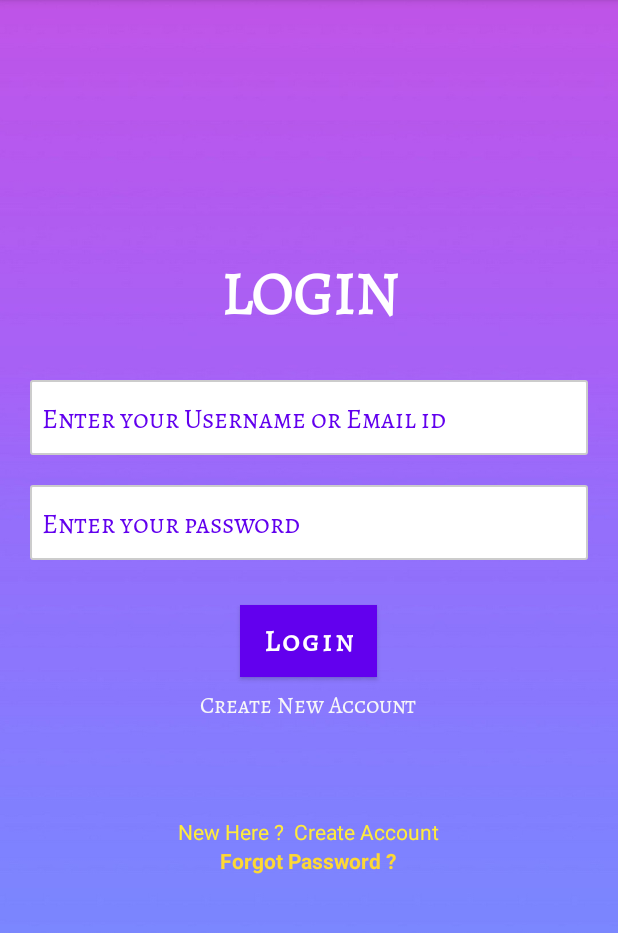
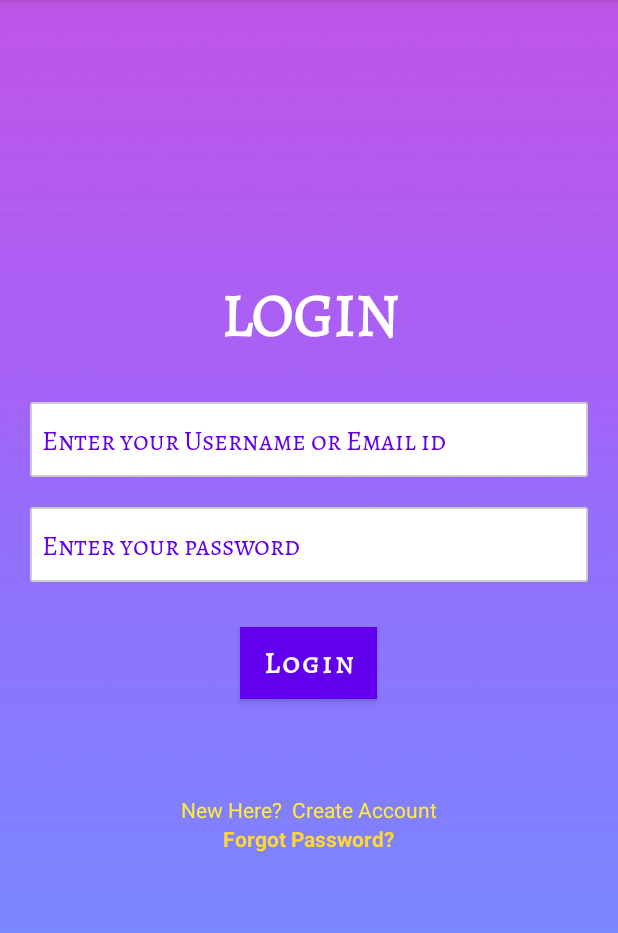
Before and after one commit to AminaVahab/FollowMe, an Android app: the screen it shows after launch (LOGIN before the commit, LoginActivity after it), after a tap on "GET STARTED", on a phone screen of 412 x 824 dp, the part 84-1017 px from its top. Run offline under Robolectric (Android 15) with nearby library versions, the phone set to English and light mode, and no system bars; our stand-ins replace Firebase (no records; nobody signed in at launch, a user with empty details on screens opened directly).

```diff
--- a/app/src/main/AndroidManifest.xml
+++ b/app/src/main/AndroidManifest.xml
@@ -24,7 +24,7 @@
             android:name=".viewmap"
             android:exported="false" />
         <activity
-            android:name=".joingrp"
+            android:name=".JoinGroupActivity"
             android:exported="false" />
         <activity
             android:name=".creategrp"
@@ -57,10 +57,10 @@
             android:exported="false"
             android:label="@string/title_activity_maps" />
         <activity
-            android:name=".SIGNUP"
+            android:name=".SignUpActivity"
             android:exported="false" />
         <activity
-            android:name=".LOGIN"
+            android:name=".LoginActivity"
             android:exported="false" />
         <activity
             android:name=".MainActivity"
--- a/app/src/main/java/com/example/proj/joingrp.java
+++ b/app/src/main/java/com/example/proj/JoinGroupActivity.java
@@ -19,7 +19,7 @@ import com.google.firebase.database.ValueEventListener;
 
 import java.util.HashMap;
 import java.util.Map;
-public class joingrp extends AppCompatActivity {
+public class JoinGroupActivity extends AppCompatActivity {
     FirebaseAuth mAuth;
     EditText jcode;
     Button join;
@@ -29,7 +29,7 @@ public class joingrp extends AppCompatActivity {
         super.onCreate(savedInstanceState);
         setContentView(R.layout.activity_joingrp);
         jcode = (EditText)findViewById(R.id.t1);
-        join = (Button)findViewById(R.id.button3);
+        join = (Button)findViewById(R.id.track_location);
         mAuth = FirebaseAuth.getInstance();
         FirebaseUser firebaseUser = mAuth.getCurrentUser();
         final String uid = firebaseUser.getUid();
@@ -67,7 +67,7 @@ public class joingrp extends AppCompatActivity {
                 DatabaseReference groupRef = FirebaseDatabase.getInstance().getReference().child("Users").child(uid);
                 groupRef.child("Group").setValue(code);
 
-                Intent intent = new Intent(joingrp.this, MainActivity.class);
+                Intent intent = new Intent(JoinGroupActivity.this, Home.class);
                 startActivity(intent);
 
                 Toast.makeText(getApplicationContext(),"Group Joined",Toast.LENGTH_SHORT).show();
--- a/app/src/main/java/com/example/proj/LOGIN.java
+++ b/app/src/main/java/com/example/proj/LoginActivity.java
@@ -21,13 +21,14 @@ import com.google.android.gms.tasks.OnSuccessListener;
 import com.google.android.gms.tasks.Task;
 import com.google.firebase.auth.AuthResult;
 import com.google.firebase.auth.FirebaseAuth;
+import com.google.firebase.auth.FirebaseUser;
 
-public class LOGIN extends AppCompatActivity {
-    EditText mEmail,mPassword;
+public class LoginActivity extends AppCompatActivity {
+    EditText mEmail, mPassword;
     Button mLoginBtn;
-    TextView mCreateBtn,forgotTextLink;
+    TextView mCreateBtn, forgotTextLink;
     ProgressBar progressBar;
-    FirebaseAuth fAuth;
+    FirebaseAuth mAuth;
 
 
     @Override
@@ -38,30 +39,28 @@ public class LOGIN extends AppCompatActivity {
         mEmail = findViewById(R.id.email);
         mPassword = findViewById(R.id.pass);
         progressBar = findViewById(R.id.progressBar);
-        fAuth = FirebaseAuth.getInstance();
+        mAuth = FirebaseAuth.getInstance();
         mLoginBtn = findViewById(R.id.login);
         mCreateBtn = findViewById(R.id.createText);
         forgotTextLink = findViewById(R.id.forgotPassword);
 
 
-        mLoginBtn.setOnClickListener(new View.OnClickListener() {
-            @Override
-            public void onClick(View v) {
+        mLoginBtn.setOnClickListener(v -> {
 
             String email = mEmail.getText().toString().trim();
             String password = mPassword.getText().toString().trim();
 
-                if(TextUtils.isEmpty(email)){
+            if (TextUtils.isEmpty(email)) {
                 mEmail.setError("Email is Required.");
                 return;
             }
 
-                if(TextUtils.isEmpty(password)){
+            if (TextUtils.isEmpty(password)) {
                 mPassword.setError("Password is Required.");
                 return;
             }
 
-                if(password.length() < 6){
+            if (password.length() < 6) {
                 mPassword.setError("Password Must be >= 6 Characters");
                 return;
             }
@@ -70,30 +69,27 @@ public class LOGIN extends AppCompatActivity {
 
             // authenticate the user
 
-                fAuth.signInWithEmailAndPassword(email,password).addOnCompleteListener(new OnCompleteListener<AuthResult>() {
-                    @Override
-                    public void onComplete(@NonNull Task<AuthResult> task) {
-                        if(task.isSuccessful()){
-                            Toast.makeText(LOGIN.this, "Logged in Successfully", Toast.LENGTH_SHORT).show();
-                            startActivity(new Intent(getApplicationContext(),Home.class));
-                        }else {
-                            Toast.makeText(LOGIN.this, "Error ! " + task.getException().getMessage(), Toast.LENGTH_SHORT).show();
+            mAuth.signInWithEmailAndPassword(email, password).addOnCompleteListener(task -> {
+                if (task.isSuccessful()) {
+                    Toast.makeText(LoginActivity.this, "Logged in Successfully", Toast.LENGTH_SHORT).show();
+                    startActivity(new Intent(getApplicationContext(), Home.class));
+                } else {
+                    Toast.makeText(LoginActivity.this, "Error ! " + task.getException().getMessage(), Toast.LENGTH_SHORT).show();
                     progressBar.setVisibility(View.GONE);
                 }
 
-                    }
             });
 
 
-            }
         });
 
         mCreateBtn.setOnClickListener(new View.OnClickListener() {
             @Override
             public void onClick(View v) {
-                startActivity(new Intent(getApplicationContext(), SIGNUP.class));
+                startActivity(new Intent(getApplicationContext(), SignUpActivity.class));
             }
         });
+
         forgotTextLink.setOnClickListener(new View.OnClickListener() {
             @Override
             public void onClick(View v) {
@@ -109,15 +105,15 @@ public class LOGIN extends AppCompatActivity {
                     public void onClick(DialogInterface dialog, int which) {
                         // extract the email and send reset link
                         String mail = resetMail.getText().toString();
-                        fAuth.sendPasswordResetEmail(mail).addOnSuccessListener(new OnSuccessListener<Void>() {
+                        mAuth.sendPasswordResetEmail(mail).addOnSuccessListener(new OnSuccessListener<Void>() {
                             @Override
                             public void onSuccess(Void aVoid) {
-                                Toast.makeText(LOGIN.this, "Reset Link Sent To Your Email.", Toast.LENGTH_SHORT).show();
+                                Toast.makeText(LoginActivity.this, "Reset Link Sent To Your Email.", Toast.LENGTH_SHORT).show();
                             }
                         }).addOnFailureListener(new OnFailureListener() {
                             @Override
                             public void onFailure(@NonNull Exception e) {
-                                Toast.makeText(LOGIN.this, "Error ! Reset Link is Not Sent" + e.getMessage(), Toast.LENGTH_SHORT).show();
+                                Toast.makeText(LoginActivity.this, "Error ! Reset Link is Not Sent" + e.getMessage(), Toast.LENGTH_SHORT).show();
                             }
                         });
 
--- a/app/src/main/java/com/example/proj/MainActivity.java
+++ b/app/src/main/java/com/example/proj/MainActivity.java
@@ -1,33 +1,34 @@
 package com.example.proj;
 
+import android.content.Intent;
+import android.os.Bundle;
+import android.view.View;
+import android.widget.Button;
+
 import androidx.appcompat.app.AppCompatActivity;
-import android.content.Intent;
 
-import android.os.Bundle;
-import android.widget.Button;
-import android.view.View;
+import com.google.firebase.auth.FirebaseAuth;
+import com.google.firebase.auth.FirebaseUser;
 
 public class MainActivity extends AppCompatActivity {
-    Button button;
-    @Override
-    public void onBackPressed() {
-
-        MainActivity.this.finish();
-    }
     protected void onCreate(Bundle savedInstanceState) {
         super.onCreate(savedInstanceState);
         setContentView(R.layout.activity_main);
+
+        FirebaseUser user = FirebaseAuth.getInstance().getCurrentUser();
+        if (user != null) {
+            Intent intent = new Intent(MainActivity.this, Home.class);
+            startActivity(intent);
+            finish();
+            return;
+        }
         Button button = (Button) findViewById(R.id.button);
         button.setOnClickListener(new View.OnClickListener() {
             @Override
             public void onClick(View v) {
-                Intent intent = new Intent(getApplicationContext(), LOGIN.class);
+                Intent intent = new Intent(getApplicationContext(), LoginActivity.class);
                 startActivity(intent);
             }
         });
     }
-   // public void goTosecond_activity(View view){
-   //     Intent intent = new Intent(this,SIGNUP.class);
-   //     startActivity(intent);
-    //}
 }
--- a/app/src/main/res/layout/activity_joingrp.xml
+++ b/app/src/main/res/layout/activity_joingrp.xml
@@ -6,7 +6,7 @@
     android:layout_height="match_parent"
     android:background="@drawable/wall"
 
-    tools:context=".joingrp">
+    tools:context=".JoinGroupActivity">
 
 
     <EditText
@@ -24,7 +24,7 @@
         android:textColorHint="@color/design_default_color_primary" />
 
     <Button
-        android:id="@+id/button3"
+        android:id="@+id/track_location"
         android:layout_width="wrap_content"
         android:layout_height="wrap_content"
         android:layout_below="@id/t1"
--- a/app/src/main/res/layout/activity_login.xml
+++ b/app/src/main/res/layout/activity_login.xml
@@ -7,14 +7,14 @@
     android:background="@drawable/wall"
     android:gravity="center"
     android:orientation="vertical"
-    tools:context=".LOGIN">
+    tools:context=".LoginActivity">
 
     <TextView
         android:layout_width="match_parent"
         android:layout_height="wrap_content"
         android:fontFamily="@font/alegreya_sc"
         android:gravity="center"
-        android:text="LOGIN"
+        android:text="@string/login"
         android:textColor="@color/white"
         android:textSize="40sp"
         android:textStyle="bold" />
@@ -31,15 +31,11 @@
         android:background="@drawable/border"
         android:ems="10"
         android:fontFamily="@font/alegreya_sc"
-        android:hint="Enter your Username or Email id"
+        android:hint="@string/enter_your_username_or_email_id"
         android:inputType="textEmailAddress"
-        android:paddingLeft="8dp"
-        android:textColorHint="@color/design_default_color_primary"
+        android:paddingStart="8dp"
         android:textColor="@color/design_default_color_primary"
-     >
-
-        <requestFocus />
-    </EditText>
+        android:textColorHint="@color/design_default_color_primary" />
 
     <EditText
         android:id="@+id/pass"
@@ -51,11 +47,11 @@
         android:background="@drawable/border"
         android:ems="10"
         android:fontFamily="@font/alegreya_sc"
-        android:hint="Enter your password"
+        android:hint="@string/enter_your_password"
         android:inputType="textPassword"
-        android:paddingLeft="8dp"
-        android:textColorHint="@color/design_default_color_primary"
-        android:textColor="@color/design_default_color_primary"/>
+        android:paddingStart="8dp"
+        android:textColor="@color/design_default_color_primary"
+        android:textColorHint="@color/design_default_color_primary" />
 
     <Button
         android:id="@+id/login"
@@ -73,41 +69,26 @@
         android:textSize="20sp"
         android:textStyle="bold" />
 
-
-
-    <TextView
-
-
-        android:layout_width="wrap_content"
-        android:layout_height="wrap_content"
-        android:layout_marginTop="8dp"
-        android:fontFamily="@font/alegreya_sc"
-        android:text="Create New Account"
-        android:textColor="#F7F7F8"
-        android:textSize="15sp" />
-
     <ProgressBar
         android:id="@+id/progressBar"
         style="?android:attr/progressBarStyle"
         android:layout_width="wrap_content"
         android:layout_height="wrap_content"
-        android:visibility="invisible"
-        />
+        android:visibility="invisible" />
+
     <TextView
         android:id="@+id/createText"
         android:layout_width="wrap_content"
         android:layout_height="wrap_content"
         android:layout_marginTop="16dp"
-        android:text="New Here ?  Create Account"
-        android:textColor="#FFEB3B"
-        />
+        android:text="New Here?  Create Account"
+        android:textColor="#FFEB3B" />
 
     <TextView
         android:id="@+id/forgotPassword"
-
         android:layout_width="wrap_content"
         android:layout_height="35dp"
-        android:text="Forgot Password ?"
+        android:text="Forgot Password?"
         android:textColor="#FDD835"
         android:textStyle="bold" />
 
--- a/app/src/main/res/values/strings.xml
+++ b/app/src/main/res/values/strings.xml
@@ -45,4 +45,12 @@
         libero vel nunc consequat, quis tincidunt nisl eleifend. Cras bibendum enim a justo luctus
         vestibulum. Fusce dictum libero quis erat maximus, vitae volutpat diam dignissim.
     </string>
+    <string name="create_group">Create Group</string>
+    <string name="join_group">Join Group</string>
+    <string name="track_location">Track Location</string>
+    <string name="logout">Logout</string>
+    <string name="login">LOGIN</string>
+    <string name="enter_your_username_or_email_id">Enter your Username or Email id</string>
+    <string name="enter_your_password">Enter your password</string>
+    <string name="already_registered_login_here">Already Registered? Login Here</string>
 </resources>
```
Also changed, not shown: app/src/main/java/com/example/proj/Home.java (+34 -24 lines), app/src/main/java/com/example/proj/SignUpActivity.java (renamed from app/src/main/java/com/example/proj/SIGNUP.java, +3 -15 lines), app/src/main/res/layout/activity_home.xml (+31 -19 lines), app/src/main/res/layout/activity_signup.xml (+4 -14 lines). Lines whose indentation alone changed are shown as unchanged.
